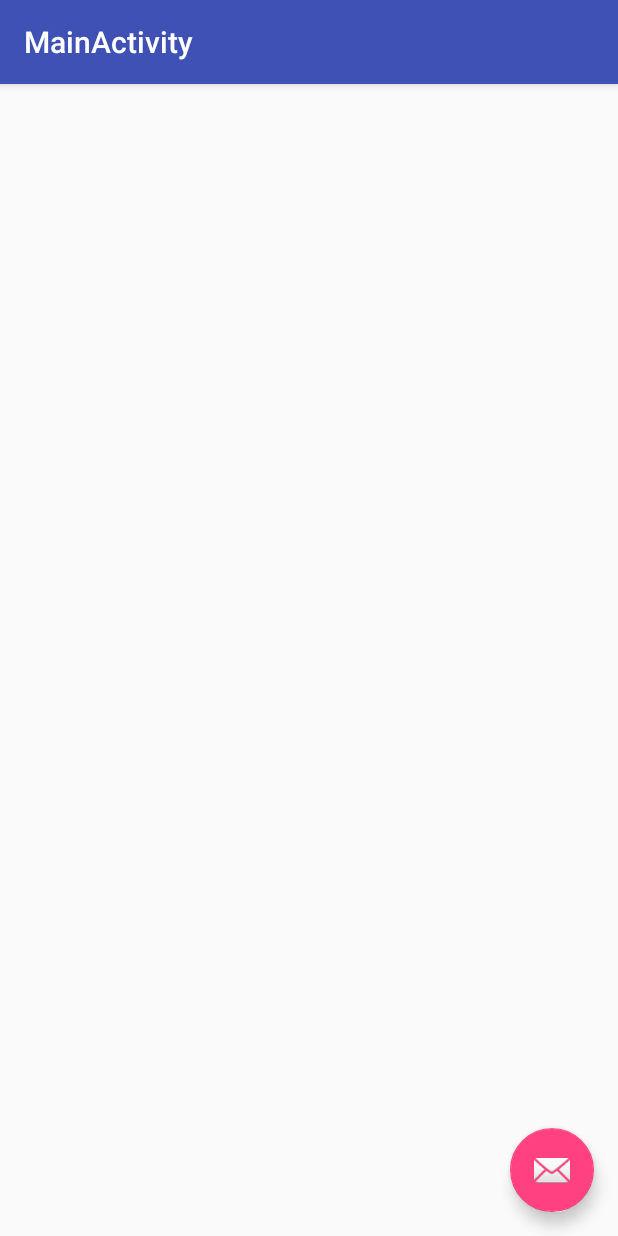
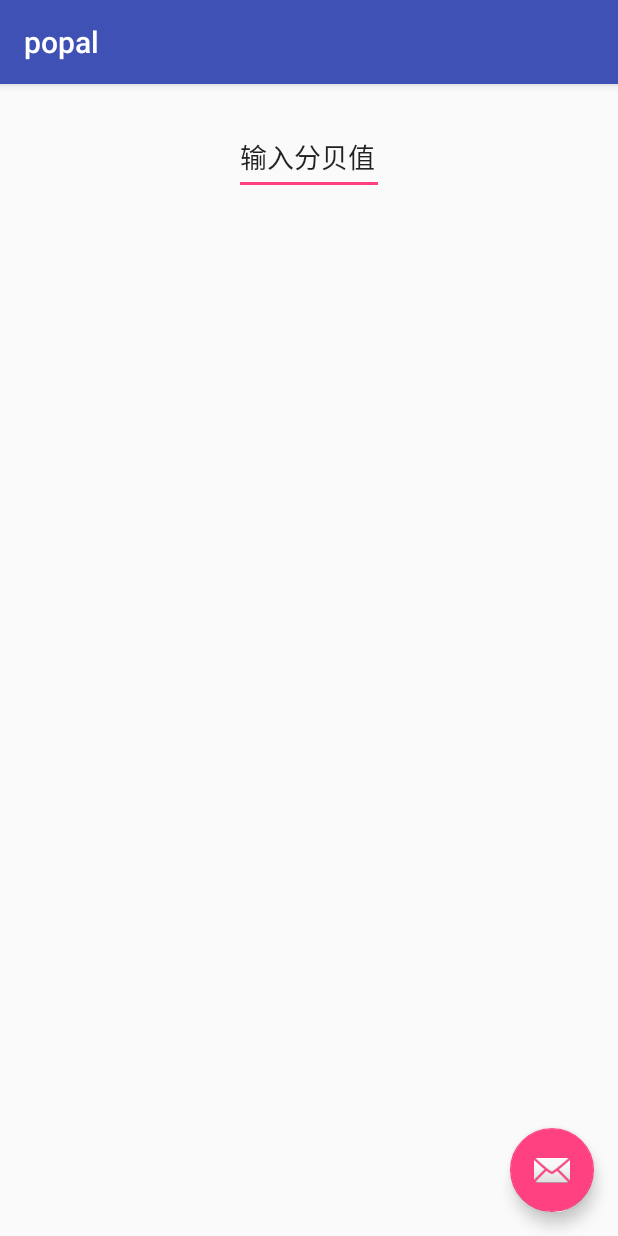
Before and after one commit to dispensable/popal, an Android app: the screen it shows after launch (MainActivity), on a phone screen of 412 x 824 dp. Run offline under Robolectric (Android 15) with nearby library versions, the phone set to English and light mode, and no system bars.

Commit message:
【featur】 添加配置声音阈值的功能

```diff
--- a/app/src/main/java/com/example/dispensable/popal/MainActivity.java
+++ b/app/src/main/java/com/example/dispensable/popal/MainActivity.java
@@ -3,10 +3,11 @@ package com.example.dispensable.popal;
 import android.content.Intent;
 import android.os.Bundle;
 import android.support.design.widget.FloatingActionButton;
-import android.support.design.widget.Snackbar;
 import android.support.v7.app.AppCompatActivity;
 import android.support.v7.widget.Toolbar;
 import android.view.View;
+import android.widget.EditText;
+
 
 public class MainActivity extends AppCompatActivity {
 
@@ -27,7 +28,10 @@ public class MainActivity extends AppCompatActivity {
     }
 
     public void startFullScreen(View view) {
+        EditText editText = (EditText) findViewById(R.id.noise_value);
+        String message = editText.getText().toString();
         Intent intent = new Intent(this, CanvasActivity.class);
+        intent.putExtra("noise_value", message);
         startActivity(intent);
     }
 }
--- a/app/src/main/res/layout/activity_main.xml
+++ b/app/src/main/res/layout/activity_main.xml
@@ -15,8 +15,9 @@
             android:id="@+id/toolbar"
             android:layout_width="match_parent"
             android:layout_height="?attr/actionBarSize"
-            android:background="?attr/colorPrimary"
-            app:popupTheme="@style/AppTheme.PopupOverlay" />
+            android:background="@color/colorPrimary"
+            app:popupTheme="@style/AppTheme.PopupOverlay"
+            app:title="@string/app_name" />
 
     </android.support.design.widget.AppBarLayout>
 
--- a/app/src/main/res/layout/content_main.xml
+++ b/app/src/main/res/layout/content_main.xml
@@ -8,4 +8,17 @@
     tools:context=".MainActivity"
     tools:showIn="@layout/activity_main">
 
+    <EditText
+        android:id="@+id/noise_value"
+        android:layout_width="100dp"
+        android:layout_height="50dp"
+        android:layout_marginTop="24dp"
+        android:ems="10"
+        android:inputType="textPersonName"
+        android:text="@string/noise_setting"
+        app:layout_constraintEnd_toEndOf="parent"
+        app:layout_constraintHorizontal_bias="0.5"
+        app:layout_constraintStart_toStartOf="parent"
+        app:layout_constraintTop_toTopOf="parent" />
+
 </android.support.constraint.ConstraintLayout>
--- a/app/src/main/res/values/colors.xml
+++ b/app/src/main/res/values/colors.xml
@@ -1,6 +1,6 @@
 <?xml version="1.0" encoding="utf-8"?>
 <resources>
-    <color name="colorPrimary">#3F51B5</color>
+    <color name="colorPrimary">#3f51b5</color>
     <color name="colorPrimaryDark">#303F9F</color>
     <color name="colorAccent">#FF4081</color>
 
--- a/app/src/main/res/values/strings.xml
+++ b/app/src/main/res/values/strings.xml
@@ -13,4 +13,6 @@
     <string name="step_2">step2: set action to this gif when sensor condition satisfied</string>
     <string name="open_bluetooth">open bluetooth setting</string>
     <string name="title_activity_main">MainActivity</string>
+    <string name="noise_setting">输入分贝值</string>
+    <string name="noise_setting_text">分贝之后启动动画</string>
 </resources>
```
Also changed, not shown: app/src/main/java/com/example/dispensable/popal/CanvasActivity.java (+9 -1 lines).
